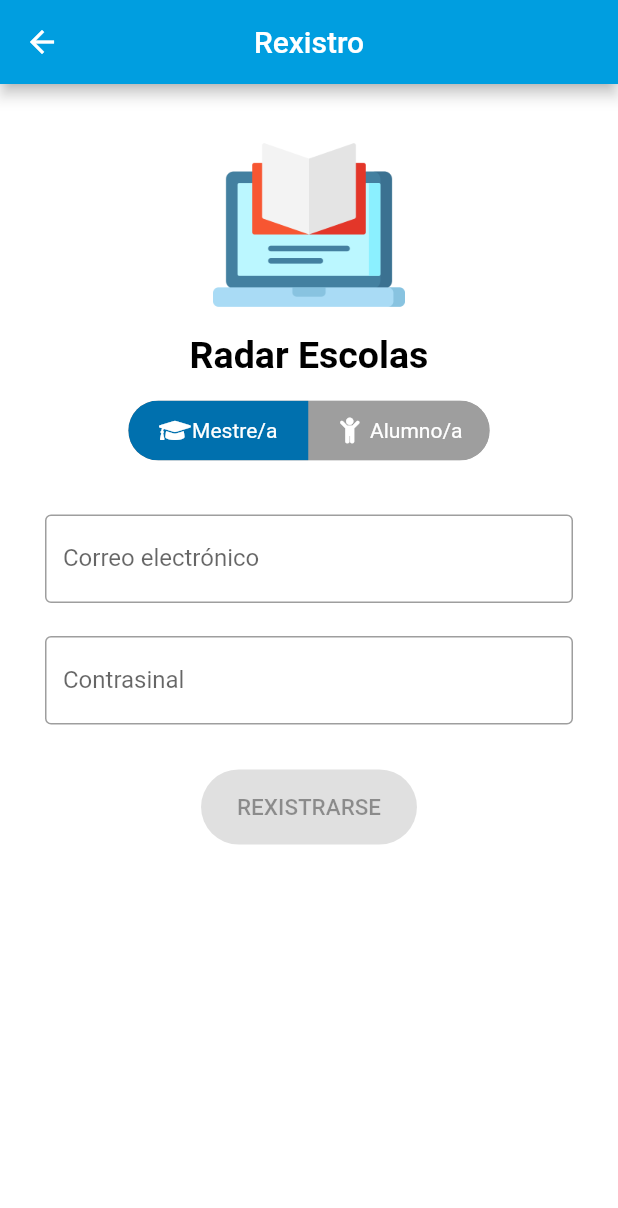
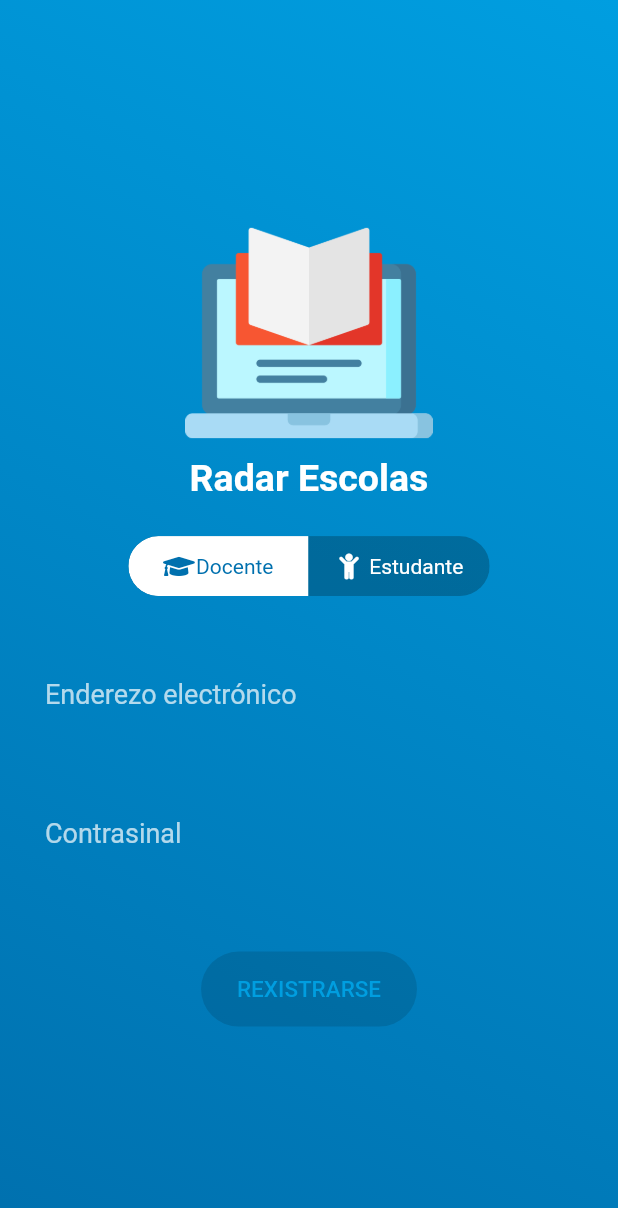
Before and after one commit to lumebits/radarescolas, a Flutter app: the screen it shows after launch, after a tap on "CREAR UNHA CONTA", on a phone screen of 412 x 824 dp. Shown: the top 1208 px of the screen. Run offline on Flutter 3.47's test engine with Material 2 defaults, Android fonts, the phone set to English and light mode, and no system bars; drawn by our look-alikes of toggle_switch; our stand-ins replace bloc, cloud_firestore, equatable, firebase_auth, firebase_core, flare_flutter and 6 more; missing offline and left inert: pedantic; accounts and stored records are empty.

Commit message:
Visual improvements
- Docente and estudante instead of mestre/a and alumno/a.
- Show message in case of empty history
- Enhanced login and sign up pages

```diff
--- a/lib/authentication/models/role.dart
+++ b/lib/authentication/models/role.dart
@@ -3,11 +3,14 @@ import 'package:formz/formz.dart';
 enum RoleValidationError { invalid }
 
 class Role extends FormzInput<String, RoleValidationError> {
-  const Role.pure() : super.pure('Mestre/a');
+  const Role.pure() : super.pure('Docente');
+
   const Role.dirty([String value = '']) : super.dirty(value);
 
   @override
   RoleValidationError validator(String value) {
-    return value == 'Alumno/a' || value == 'Mestre/a' ? null : RoleValidationError.invalid;
+    return value == 'Estudante' || value == 'Docente'
+        ? null
+        : RoleValidationError.invalid;
   }
 }
--- a/lib/history/view/history_list.dart
+++ b/lib/history/view/history_list.dart
@@ -10,6 +10,7 @@ class HistoryList extends StatelessWidget {
         return Center(child: CircularProgressIndicator());
       } else if (state is HistoryLoaded) {
         final symptomsList = state.symptoms;
+        if (symptomsList.isNotEmpty) {
           return SafeArea(
             child: ListView.builder(
               itemCount: symptomsList.length,
@@ -23,6 +24,9 @@ class HistoryList extends StatelessWidget {
             ),
           );
         } else {
+          return Center(child: Text('Aínda non hai ningún rexistro'));
+        }
+      } else {
         return Center(child: Text("Erro na conexión co servidor"));
       }
     });
--- a/lib/login/view/login_form.dart
+++ b/lib/login/view/login_form.dart
@@ -20,32 +20,40 @@ class LoginForm extends StatelessWidget {
               );
           }
         },
-      child: Align(
-        alignment: const Alignment(0, -1 / 3),
-        child: Column(
-          mainAxisSize: MainAxisSize.min,
+        child: Center(
+          child: ListView(
+            shrinkWrap: true,
+            children: <Widget>[
+              Column(
                 children: [
-            Image.asset('assets/icon.png', scale: 4,),
+                  Image.asset(
+                    'assets/icon.png',
+                    fit: BoxFit.contain,
+                    width: MediaQuery.of(context).size.width * 0.7,
+                    height: MediaQuery.of(context).size.height * 0.25,
+                  ),
+                  Text(
+                    'Radar Escolas',
+                    style: Theme.of(context)
+                        .textTheme
+                        .headline2
+                        .copyWith(color: Colors.white),
+                  ),
+                  const SizedBox(height: 24.0),
+                  _EmailInput(),
                   const SizedBox(height: 8.0),
-            Text('Radar Escolas',
-              style: TextStyle(
-                fontSize: theme.textTheme.headline3.fontSize,
-                fontWeight: FontWeight.bold
-              )
-            ,),
-            const SizedBox(height: 16.0),
-            _EmailInput(),
                   _PasswordInput(),
-            const SizedBox(height: 8.0),
+                  const SizedBox(height: 24.0),
                   _LoginButton(),
                   //const SizedBox(height: 16.0),
                   //_GoogleLoginButton(),
                   const SizedBox(height: 4.0),
                   _SignUpButton(),
                 ],
+              )
+            ],
           ),
-      ),
-    );
+        ));
   }
 }
 
@@ -58,13 +66,18 @@ class _EmailInput extends StatelessWidget {
         return TextField(
           key: const Key('loginForm_emailInput_textField'),
           onChanged: (email) => context.bloc<LoginCubit>().emailChanged(email),
+          style: TextStyle(color: Colors.white, fontSize: 18.0),
           keyboardType: TextInputType.emailAddress,
           decoration: InputDecoration(
-            labelText: 'Correo electrónico',
+              labelText: 'Enderezo electrónico',
               helperText: '',
+              labelStyle: TextStyle(
+                color: Colors.white70,
+              ),
               errorText:
                   state.email.invalid ? 'Correo electrónico non válido' : null,
-          ),
+              errorStyle: TextStyle(color: Colors.yellowAccent),
+              border: InputBorder.none),
         );
       },
     );
@@ -81,12 +94,18 @@ class _PasswordInput extends StatelessWidget {
           key: const Key('loginForm_passwordInput_textField'),
           onChanged: (password) =>
               context.bloc<LoginCubit>().passwordChanged(password),
+          style: TextStyle(color: Colors.white, fontSize: 18.0),
           obscureText: true,
           decoration: InputDecoration(
               labelText: 'Contrasinal',
               helperText: '',
-            errorText: state.password.invalid ? 'Contrasinal non válido' : null,
+              labelStyle: TextStyle(
+                color: Colors.white70,
               ),
+              errorText:
+                  state.password.invalid ? 'Contrasinal non válido' : null,
+              errorStyle: TextStyle(color: Colors.yellowAccent),
+              border: InputBorder.none),
         );
       },
     );
@@ -100,14 +119,19 @@ class _LoginButton extends StatelessWidget {
       buildWhen: (previous, current) => previous.status != current.status,
       builder: (context, state) {
         return state.status.isSubmissionInProgress
-            ? const CircularProgressIndicator()
+            ? const CircularProgressIndicator(
+                backgroundColor: Colors.white,
+              )
             : RaisedButton(
                 key: const Key('loginForm_continue_raisedButton'),
-                child: const Text('INICIAR SESIÓN'),
+                child: Text(
+                  'INICIAR SESIÓN',
+                  style: TextStyle(color: theme.primaryColor),
+                ),
                 shape: RoundedRectangleBorder(
                   borderRadius: BorderRadius.circular(30.0),
                 ),
-                color: theme.primaryColor,
+                color: Colors.white,
                 onPressed: state.status.isValidated
                     ? () => context.bloc<LoginCubit>().logInWithCredentials()
                     : null,
@@ -138,12 +162,11 @@ class _GoogleLoginButton extends StatelessWidget {
 class _SignUpButton extends StatelessWidget {
   @override
   Widget build(BuildContext context) {
-    final theme = Theme.of(context);
     return FlatButton(
       key: const Key('loginForm_createAccount_flatButton'),
       child: Text(
         'CREAR UNHA CONTA',
-        style: TextStyle(color: theme.primaryColor),
+        style: TextStyle(color: Colors.white.withAlpha(220)),
       ),
       onPressed: () => Navigator.of(context).push<void>(SignUpPage.route()),
     );
--- a/lib/login/view/login_page.dart
+++ b/lib/login/view/login_page.dart
@@ -2,6 +2,8 @@ import 'package:authentication_repository/authentication_repository.dart';
 import 'package:flutter/material.dart';
 import 'package:flutter_bloc/flutter_bloc.dart';
 import 'package:radarescolas/login/login.dart';
+
+import '../../theme.dart';
 
 class LoginPage extends StatelessWidget {
   static Route route() {
@@ -11,11 +13,13 @@ class LoginPage extends StatelessWidget {
   @override
   Widget build(BuildContext context) {
     return Scaffold(
-      appBar: AppBar(
-          centerTitle: true,
-          title: const Text('Radar Escolas')
-      ),
-      body: SingleChildScrollView(
+      body: Container(
+        decoration: BoxDecoration(
+          gradient: LinearGradient(
+              begin: Alignment.topRight,
+              end: Alignment.bottomLeft,
+              colors: [theme.colorScheme.primary, theme.colorScheme.secondary]),
+        ),
         child: Padding(
           padding: const EdgeInsets.all(30.0),
           child: BlocProvider(
--- a/lib/sign_up/view/sign_up_form.dart
+++ b/lib/sign_up/view/sign_up_form.dart
@@ -1,8 +1,8 @@
 import 'package:flutter/material.dart';
 import 'package:flutter_bloc/flutter_bloc.dart';
 import 'package:font_awesome_flutter/font_awesome_flutter.dart';
+import 'package:formz/formz.dart';
 import 'package:radarescolas/sign_up/sign_up.dart';
-import 'package:formz/formz.dart';
 import 'package:toggle_switch/toggle_switch.dart';
 
 import '../../theme.dart';
@@ -20,50 +20,60 @@ class SignUpForm extends StatelessWidget {
             );
         }
       },
-      child: Align(
-        alignment: const Alignment(0, -1 / 3),
-        child: Column(
-          mainAxisSize: MainAxisSize.min,
+      child: Center(
+        child: ListView(
+          shrinkWrap: true,
+          children: <Widget>[
+            Column(
               children: [
-            Image.asset('assets/icon.png', scale: 4,),
-            const SizedBox(height: 8.0),
-            Text('Radar Escolas',
-              style: TextStyle(
-                  fontSize: theme.textTheme.headline3.fontSize,
-                  fontWeight: FontWeight.bold
-              )
-              ,),
-            const SizedBox(height: 16.0),
+                Image.asset(
+                  'assets/icon.png',
+                  fit: BoxFit.contain,
+                  width: MediaQuery.of(context).size.width * 0.7,
+                  height: MediaQuery.of(context).size.height * 0.2,
+                ),
+                Text(
+                  'Radar Escolas',
+                  style: Theme.of(context)
+                      .textTheme
+                      .headline3
+                      .copyWith(color: Colors.white),
+                ),
+                const SizedBox(height: 24.0),
                 ToggleSwitch(
                     minWidth: 120.0,
                     initialLabelIndex: 0,
                     cornerRadius: 20.0,
-                activeFgColor: Colors.white,
-                inactiveBgColor: Colors.grey,
+                    activeFgColor: theme.colorScheme.secondary,
+                    inactiveBgColor: Colors.black12,
                     inactiveFgColor: Colors.white,
-                labels: ['Mestre/a', 'Alumno/a'],
-                icons: [FontAwesomeIcons.graduationCap, FontAwesomeIcons.child],
-                activeBgColors: [theme.colorScheme.secondary, theme.colorScheme.secondary],
+                    labels: ['Docente', 'Estudante'],
+                    icons: [
+                      FontAwesomeIcons.graduationCap,
+                      FontAwesomeIcons.child
+                    ],
+                    activeBgColor: Colors.white,
                     onToggle: (index) {
-                  String roleLabel = 'Mestre/a';
+                      String roleLabel = 'Docente';
                       if (index == 1) {
-                    roleLabel = 'Alumno/a';
+                        roleLabel = 'Estudante';
                       }
                       context.bloc<SignUpCubit>().roleChanged(roleLabel);
-                }
-            ),
+                    }),
                 const SizedBox(height: 36.0),
                 _EmailInput(),
+                const SizedBox(height: 8.0),
                 _PasswordInput(),
-            const SizedBox(height: 8.0),
+                const SizedBox(height: 24.0),
                 _SignUpButton(),
+              ],
+            ),
           ],
         ),
       ),
     );
   }
 }
-
 
 class _EmailInput extends StatelessWidget {
   @override
@@ -74,12 +84,18 @@ class _EmailInput extends StatelessWidget {
         return TextField(
           key: const Key('signUpForm_emailInput_textField'),
           onChanged: (email) => context.bloc<SignUpCubit>().emailChanged(email),
+          style: TextStyle(color: Colors.white, fontSize: 18.0),
           keyboardType: TextInputType.emailAddress,
           decoration: InputDecoration(
-            labelText: 'Correo electrónico',
+              labelText: 'Enderezo electrónico',
               helperText: '',
-            errorText: state.email.invalid ? 'Correo electrónico non válido' : null,
+              labelStyle: TextStyle(
+                color: Colors.white70,
               ),
+              errorText:
+                  state.email.invalid ? 'Correo electrónico non válido' : null,
+              errorStyle: TextStyle(color: Colors.yellowAccent),
+              border: InputBorder.none),
         );
       },
     );
@@ -96,12 +112,18 @@ class _PasswordInput extends StatelessWidget {
           key: const Key('signUpForm_passwordInput_textField'),
           onChanged: (password) =>
               context.bloc<SignUpCubit>().passwordChanged(password),
+          style: TextStyle(color: Colors.white, fontSize: 18.0),
           obscureText: true,
           decoration: InputDecoration(
               labelText: 'Contrasinal',
               helperText: '',
-            errorText: state.password.invalid ? 'Contrasinal non válido' : null,
+              labelStyle: TextStyle(
+                color: Colors.white70,
               ),
+              errorText:
+                  state.password.invalid ? 'Contrasinal non válido' : null,
+              errorStyle: TextStyle(color: Colors.yellowAccent),
+              border: InputBorder.none),
         );
       },
     );
@@ -115,14 +137,17 @@ class _SignUpButton extends StatelessWidget {
       buildWhen: (previous, current) => previous.status != current.status,
       builder: (context, state) {
         return state.status.isSubmissionInProgress
-            ? const CircularProgressIndicator()
+            ? const CircularProgressIndicator(
+                backgroundColor: Colors.white,
+              )
             : RaisedButton(
                 key: const Key('signUpForm_continue_raisedButton'),
-          child: const Text('REXISTRARSE'),
+                child: Text('REXISTRARSE',
+                    style: TextStyle(color: theme.primaryColor)),
                 shape: RoundedRectangleBorder(
                   borderRadius: BorderRadius.circular(30.0),
                 ),
-          color: theme.primaryColor,
+                color: Colors.white,
                 onPressed: state.status.isValidated
                     ? () => context.bloc<SignUpCubit>().signUpFormSubmitted()
                     : null,
--- a/lib/sign_up/view/sign_up_page.dart
+++ b/lib/sign_up/view/sign_up_page.dart
@@ -2,6 +2,8 @@ import 'package:authentication_repository/authentication_repository.dart';
 import 'package:flutter/material.dart';
 import 'package:flutter_bloc/flutter_bloc.dart';
 import 'package:radarescolas/sign_up/sign_up.dart';
+
+import '../../theme.dart';
 
 class SignUpPage extends StatelessWidget {
   const SignUpPage({Key key}) : super(key: key);
@@ -13,11 +15,13 @@ class SignUpPage extends StatelessWidget {
   @override
   Widget build(BuildContext context) {
     return Scaffold(
-      appBar: AppBar(
-          centerTitle: true,
-          title: const Text('Rexistro')
-      ),
-      body: SingleChildScrollView(
+      body: Container(
+        decoration: BoxDecoration(
+          gradient: LinearGradient(
+              begin: Alignment.topRight,
+              end: Alignment.bottomLeft,
+              colors: [theme.colorScheme.primary, theme.colorScheme.secondary]),
+        ),
         child: Padding(
           padding: const EdgeInsets.all(30.0),
           child: BlocProvider<SignUpCubit>(
```
Lines whose indentation alone changed are shown as unchanged.
